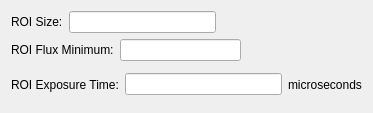
Before: the Qt Designer form forms/vimba_camera_config.ui in lsst-sitcom/spot_motion_monitor, drawn with Qt 5.
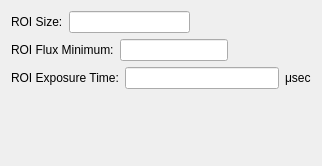
After: the same form once the commit is applied.

Commit message: Tweaks of configuration UI layouts.

Diff of the .ui file:
```diff
--- a/forms/vimba_camera_config.ui
+++ b/forms/vimba_camera_config.ui
@@ -6,8 +6,8 @@
    <rect>
     <x>0</x>
     <y>0</y>
-    <width>373</width>
-    <height>113</height>
+    <width>322</width>
+    <height>166</height>
    </rect>
   </property>
   <property name="windowTitle">
@@ -83,12 +83,28 @@
      <item>
       <widget class="QLabel" name="roiExposureTimeUnits">
        <property name="text">
-        <string>microseconds</string>
+        <string>&lt;html&gt;&lt;head/&gt;&lt;body&gt;&lt;p&gt;&amp;#956;sec&lt;/p&gt;&lt;/body&gt;&lt;/html&gt;</string>
+       </property>
+       <property name="textFormat">
+        <enum>Qt::RichText</enum>
        </property>
       </widget>
      </item>
     </layout>
    </item>
+   <item row="3" column="0">
+    <spacer name="verticalSpacer">
+     <property name="orientation">
+      <enum>Qt::Vertical</enum>
+     </property>
+     <property name="sizeHint" stdset="0">
+      <size>
+       <width>20</width>
+       <height>40</height>
+      </size>
+     </property>
+    </spacer>
+   </item>
   </layout>
  </widget>
  <resources/>
```
Left out of the diff: 9 changed lines with no effect on the pictures. The commit also changes 4 other files.
